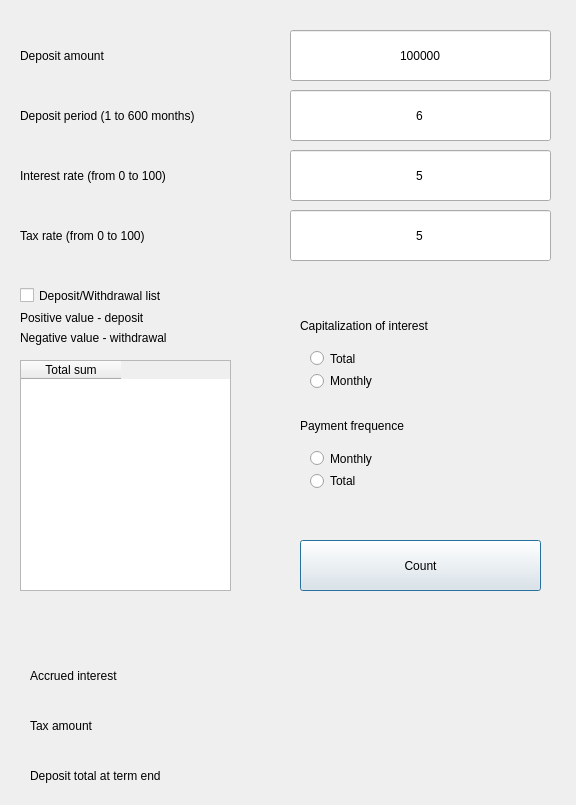
Old version of the form src/view/deposit_calc.ui in the repository MikhailPimenov/s21_SmartCalc2.
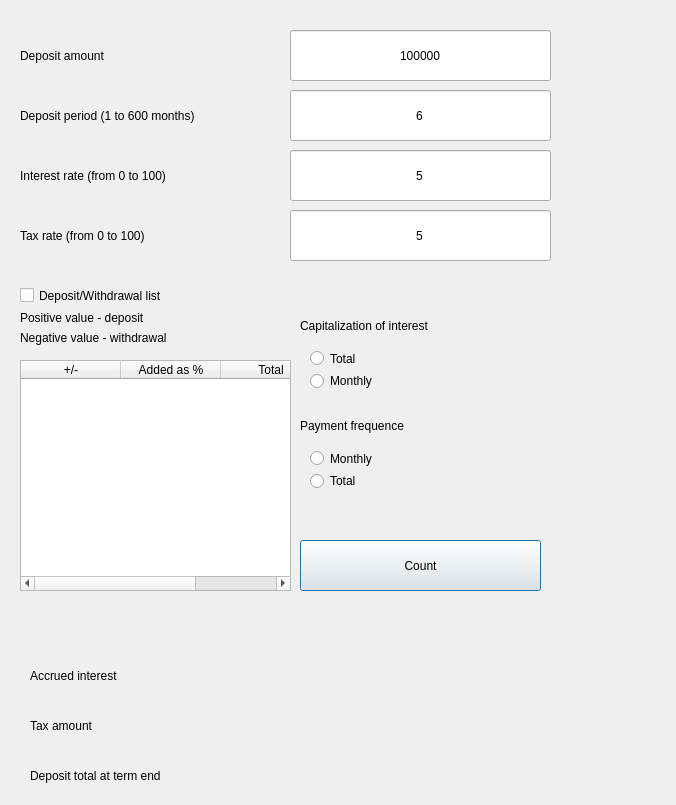
New version of the form.

Commit message: develop/deposit calc works correctly. Added monthly addition and taking back sum. Fixed repainment order

Diff of the .ui file:
```diff
--- a/src/view/deposit_calc.ui
+++ b/src/view/deposit_calc.ui
@@ -6,7 +6,7 @@
    <rect>
     <x>0</x>
     <y>0</y>
-    <width>576</width>
+    <width>676</width>
     <height>805</height>
    </rect>
   </property>
@@ -286,13 +286,24 @@
     <rect>
      <x>20</x>
      <y>360</y>
-     <width>211</width>
+     <!-- <width>211</width> -->
+     <width>271</width>
      <height>231</height>
     </rect>
    </property>
    <column>
     <property name="text">
-     <string>Total sum</string>
+     <string>+/-</string>
+    </property>
+   </column>
+   <column>
+    <property name="text">
+     <string>Added as %</string>
+    </property>
+   </column>
+   <column>
+    <property name="text">
+     <string>Total</string>
     </property>
    </column>
   </widget>
```
The commit also changes 6 other files.
